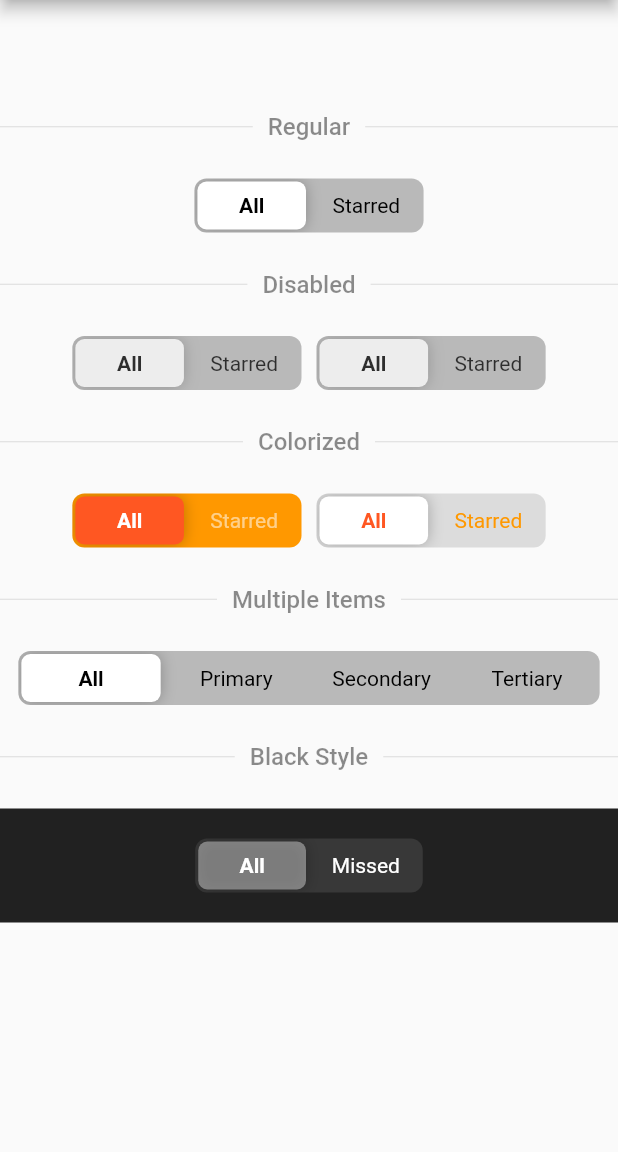
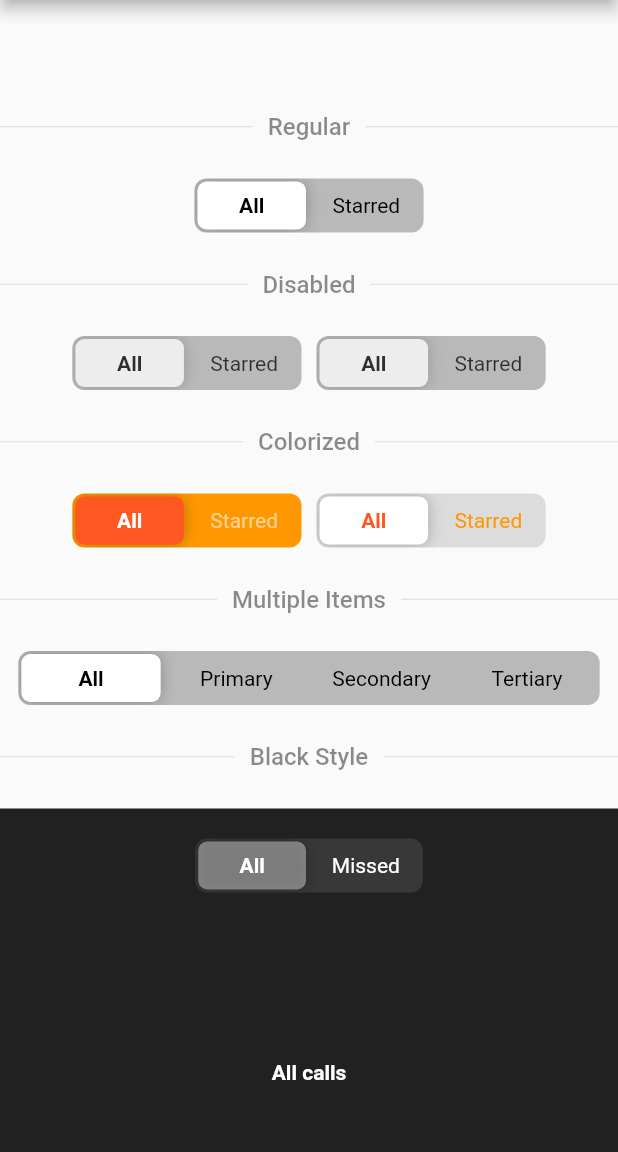
Before and after one commit to alex-melnyk/flutter_advanced_segment, a Flutter app: the screen it shows after launch, on a phone screen of 412 x 824 dp, the part 84-1236 px from its top. Run offline on Flutter 3.47's test engine with Material 2 defaults, Android fonts, the phone set to English and light mode, and no system bars.

Commit message:
Using example added

```diff
--- a/example/lib/main.dart
+++ b/example/lib/main.dart
@@ -116,7 +116,9 @@ class _MyAppState extends State<MyApp> {
                   width: double.infinity,
                   padding: EdgeInsets.all(20),
                   color: Colors.black87,
-                  child: Center(
+                  child: Column(
+                    children: [
+                      Center(
                         child: AdvancedSegment(
                           controller: _selectedSegment_4,
                           segments: {
@@ -133,6 +135,43 @@ class _MyAppState extends State<MyApp> {
                           ),
                           sliderColor: Colors.white38,
                         ),
+                      ),
+                      ValueListenableBuilder<String>(
+                        valueListenable: _selectedSegment_4,
+                        builder: (_, key, __) {
+                          switch (key) {
+                            case 'all':
+                              return SizedBox(
+                                height: 240,
+                                child: Center(
+                                  child: Text(
+                                    'All calls',
+                                    style: TextStyle(
+                                      color: Colors.white,
+                                      fontWeight: FontWeight.w600,
+                                    ),
+                                  ),
+                                ),
+                              );
+                            case 'missed':
+                              return SizedBox(
+                                height: 240,
+                                child: Center(
+                                  child: Text(
+                                    'Missed calls',
+                                    style: TextStyle(
+                                      color: Colors.white,
+                                      fontWeight: FontWeight.w600,
+                                    ),
+                                  ),
+                                ),
+                              );
+                            default:
+                              return const SizedBox();
+                          }
+                        },
+                      ),
+                    ],
                   ),
                 ),
               ],
--- a/pubspec.yaml
+++ b/pubspec.yaml
@@ -1,6 +1,6 @@
 name: flutter_advanced_segment
 description: An advanced segment widget, that can be fully customized with bunch of properties, just try it and enjoy!
-version: 2.0.1+1
+version: 2.0.1+2
 homepage: https://github.com/alex-melnyk/flutter_advanced_segment
 repository: https://github.com/alex-melnyk/flutter_advanced_segment
 issue_tracker: https://github.com/alex-melnyk/flutter_advanced_segment/issues
```
Also changed, not shown: 5 other files. Lines whose indentation alone changed are shown as unchanged.
